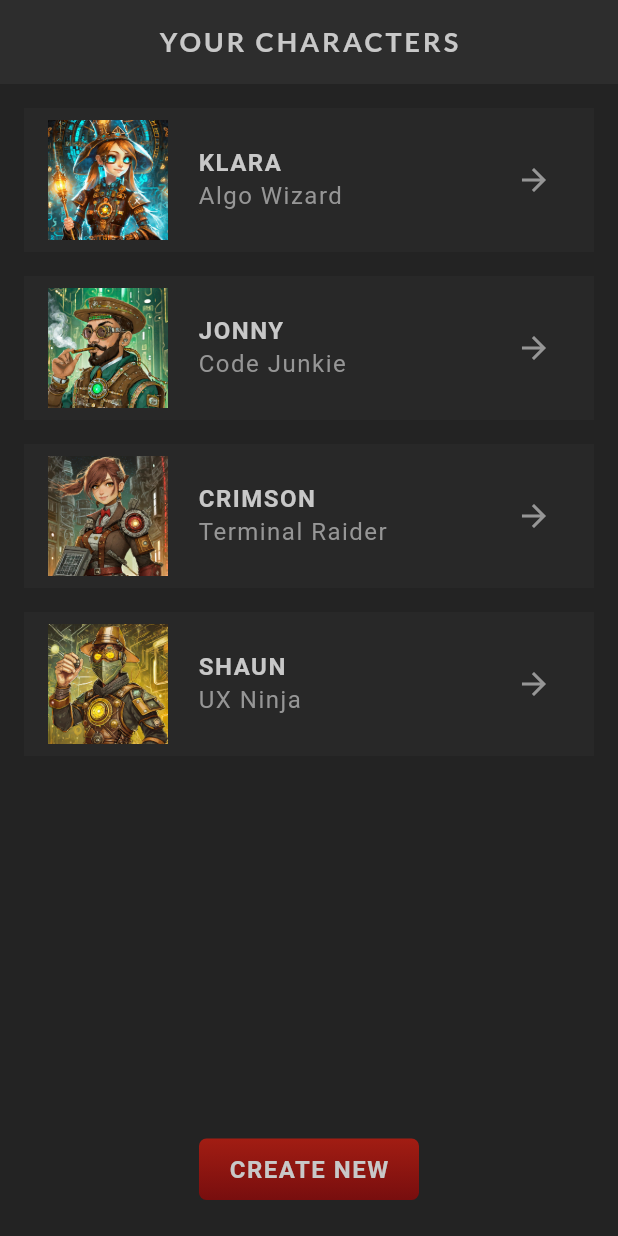
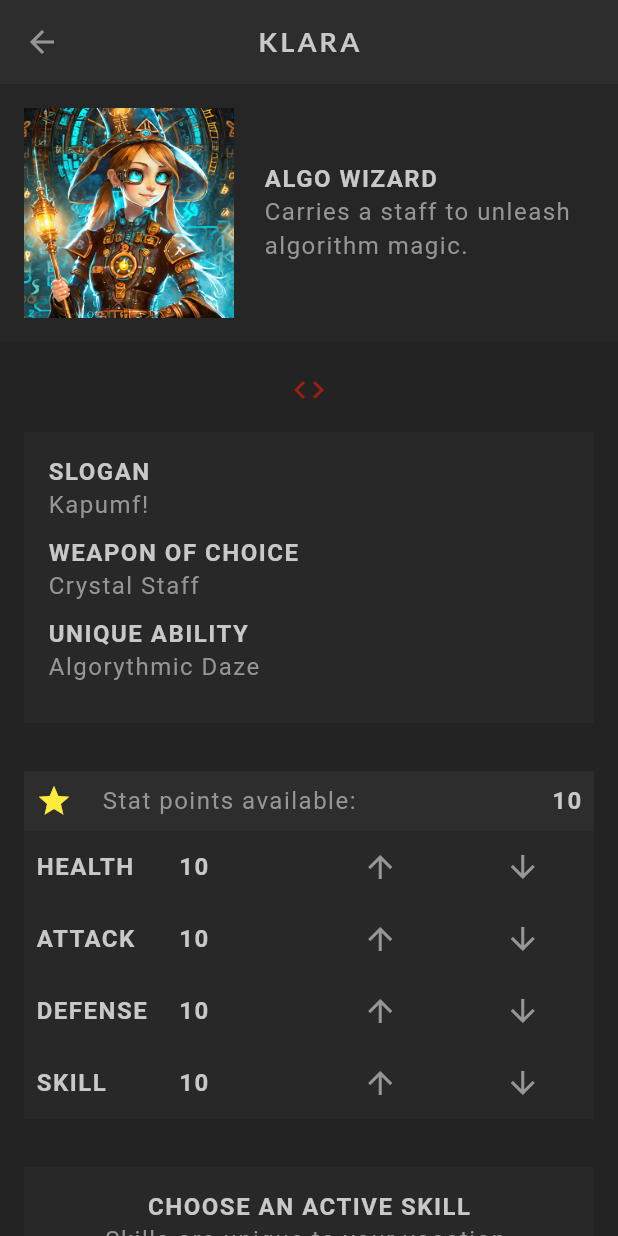
Before and after one commit to IshraqSikder/Flutter-RPG, a Flutter app: the screen it shows after launch, after a tap on the "arrow forward" icon, on a phone screen of 412 x 824 dp. Run offline on Flutter 3.47's test engine with Material 3 defaults, Android fonts, the phone set to English and light mode, and no system bars; our stand-ins replace google_fonts; Roboto replaces fonts that are missing (Arsenal).

Commit message:
section 6 added

```diff
--- a/lib/main.dart
+++ b/lib/main.dart
@@ -1,6 +1,8 @@
 import 'package:flutter/material.dart';
-import 'package:flutter_rpg/screens/home.dart';
+import 'package:flutter_rpg/screens/home/home.dart';
+import 'package:flutter_rpg/services/character_store.dart';
 import 'package:flutter_rpg/theme.dart';
+import 'package:provider/provider.dart';
 
 void main() {
   runApp(const Sandbox());
@@ -12,6 +14,13 @@ class Sandbox extends StatelessWidget {
   // This widget is the root of your application.
   @override
   Widget build(BuildContext context) {
-    return MaterialApp(title: 'Flutter RPG', theme: primaryTheme, home: Home());
+    return ChangeNotifierProvider(
+      create: (context) => CharacterStore(),
+      child: MaterialApp(
+        title: 'Flutter RPG',
+        theme: primaryTheme,
+        home: Home(),
+      ),
+    );
   }
 }
--- a/lib/models/character.dart
+++ b/lib/models/character.dart
@@ -12,11 +12,11 @@ class Character with Stats {
   });
 
   // fields
+  final Vocation vocation;
   final String id;
   final String name;
   final String slogan;
   bool _isFav = false;
-  final Vocation vocation;
   final List<Skill> skills = [];
 
   // getters
@@ -29,26 +29,6 @@ class Character with Stats {
 
   void updateSkills(Skill skill) {
     skills.clear();
-    if (!skills.contains(skill)) {
-      skills.add(skill);
-    }
+    skills.add(skill);
   }
 }
-
-// dummy character data
-List<Character> characters = [
-  Character(Vocation.wizard, id: '1', name: 'Klara', slogan: 'Kapumf!'),
-  Character(Vocation.junkie, id: '2', name: 'Jonny', slogan: 'Light me up...'),
-  Character(
-    Vocation.raider,
-    id: '3',
-    name: 'Crimson',
-    slogan: 'Fire in the hole!',
-  ),
-  Character(
-    Vocation.ninja,
-    id: '4',
-    name: 'Shaun',
-    slogan: 'Alright then gang.',
-  ),
-];
--- a/lib/models/stats.dart
+++ b/lib/models/stats.dart
@@ -8,18 +8,18 @@ mixin Stats {
   // getters
   int get points => _points;
 
-  Map<String, int> get statsAsMap => {
-    'health': _health,
-    'attack': _attack,
-    'defense': _defense,
-    'skill': _skill,
-  };
+  // Map<String, int> get statsAsMap => {
+  //   'health': _health,
+  //   'attack': _attack,
+  //   'defense': _defense,
+  //   'skill': _skill,
+  // };
 
   List<Map<String, String>> get statsAsFormattedList => [
-    {'name': 'Health', 'value': _health.toString()},
-    {'name': 'Attack', 'value': _attack.toString()},
-    {'name': 'Defense', 'value': _defense.toString()},
-    {'name': 'Skill', 'value': _skill.toString()},
+    {'title': 'health', 'value': _health.toString()},
+    {'title': 'attack', 'value': _attack.toString()},
+    {'title': 'defense', 'value': _defense.toString()},
+    {'title': 'skill', 'value': _skill.toString()},
   ];
 
   // methods
--- a/lib/screens/character_card.dart
+++ b/lib/screens/home/character_card.dart
@@ -1,10 +1,11 @@
 import 'package:flutter/material.dart';
 import 'package:flutter_rpg/models/character.dart';
+import 'package:flutter_rpg/screens/profile/profile.dart';
 import 'package:flutter_rpg/shared/styled_text.dart';
 import 'package:flutter_rpg/theme.dart';
 
 class CharacterCard extends StatelessWidget {
-  const CharacterCard(this.character, {super.key});
+  const CharacterCard({super.key, required this.character});
 
   final Character character;
 
@@ -31,6 +32,11 @@ class CharacterCard extends StatelessWidget {
             IconButton(
               onPressed: () {
                 // navigate to character profile screen
+                Navigator.of(context).push(
+                  MaterialPageRoute(
+                    builder: (_) => Profile(character: character),
+                  ),
+                );
               },
               icon: Icon(Icons.arrow_forward, color: AppColors.textColor),
             ),
--- a/lib/screens/home.dart
+++ b/lib/screens/home/home.dart
@@ -1,8 +1,10 @@
 import 'package:flutter/material.dart';
-import 'package:flutter_rpg/models/character.dart';
-import 'package:flutter_rpg/screens/character_card.dart';
+import 'package:flutter_rpg/screens/home/character_card.dart';
+import 'package:flutter_rpg/screens/create/create.dart';
+import 'package:flutter_rpg/services/character_store.dart';
 import 'package:flutter_rpg/shared/styled_button.dart';
 import 'package:flutter_rpg/shared/styled_text.dart';
+import 'package:provider/provider.dart';
 
 class Home extends StatefulWidget {
   const Home({super.key});
@@ -25,17 +27,23 @@ class _HomeState extends State<Home> {
           children: [
             // list of characters
             Expanded(
-              child: ListView.builder(
-                itemCount: characters.length,
-                itemBuilder: (_, index) {
-                  return CharacterCard(characters[index]);
+              child: Consumer<CharacterStore>(
+                builder: (context, value, child) {
+                  return ListView.builder(
+                    itemCount: value.characters.length,
+                    itemBuilder: (_, index) {
+                      return CharacterCard(character: value.characters[index]);
+                    },
+                  );
                 },
               ),
             ),
 
             StyledButton(
               onPressed: () {
-                // navigate to the create screen
+                Navigator.of(
+                  context,
+                ).push(MaterialPageRoute(builder: (_) => CreateScreen()));
               },
               child: const StyledHeading('Create New'),
             ),
--- /dev/null
+++ b/lib/screens/profile/profile.dart
@@ -0,0 +1,103 @@
+import 'package:flutter/material.dart';
+import 'package:flutter_rpg/models/character.dart';
+import 'package:flutter_rpg/screens/profile/skill_list.dart';
+import 'package:flutter_rpg/screens/profile/stats_table.dart';
+import 'package:flutter_rpg/shared/styled_button.dart';
+import 'package:flutter_rpg/shared/styled_text.dart';
+import 'package:flutter_rpg/theme.dart';
+
+class Profile extends StatelessWidget {
+  const Profile({super.key, required this.character});
+
+  final Character character;
+
+  @override
+  Widget build(BuildContext context) {
+    return Scaffold(
+      appBar: AppBar(title: StyledTitle(character.name)),
+      body: SingleChildScrollView(
+        child: Column(
+          crossAxisAlignment: CrossAxisAlignment.center,
+          children: [
+            // basic info - image, vocation, description
+            Container(
+              padding: const EdgeInsets.all(16),
+              color: AppColors.secondaryColor.withValues(alpha: 0.3),
+              child: Row(
+                children: [
+                  Image.asset(
+                    'assets/img/vocations/${character.vocation.image}',
+                    width: 140,
+                    height: 140,
+                  ),
+                  const SizedBox(width: 20),
+                  Expanded(
+                    child: Column(
+                      crossAxisAlignment: CrossAxisAlignment.start,
+                      children: [
+                        StyledHeading(character.vocation.title),
+                        StyledText(character.vocation.description),
+                      ],
+                    ),
+                  ),
+                ],
+              ),
+            ),
+
+            // weapon and ability
+            const SizedBox(height: 20),
+            Center(child: Icon(Icons.code, color: AppColors.primaryColor)),
+
+            Padding(
+              padding: const EdgeInsets.all(16),
+              child: Container(
+                width: double.infinity,
+                padding: const EdgeInsets.all(16),
+                color: AppColors.secondaryColor.withValues(alpha: 0.5),
+                child: Column(
+                  crossAxisAlignment: CrossAxisAlignment.start,
+                  children: [
+                    const StyledHeading('Slogan'),
+                    StyledText(character.slogan),
+                    const SizedBox(height: 10),
+                    const StyledHeading('Weapon of Choice'),
+                    StyledText(character.vocation.weapon),
+                    const SizedBox(height: 10),
+                    const StyledHeading('Unique Ability'),
+                    StyledText(character.vocation.ability),
+                    const SizedBox(height: 10),
+                  ],
+                ),
+              ),
+            ),
+
+            // stats & skills
+            Container(
+              alignment: Alignment.center,
+              child: Column(
+                children: [StatsTable(character), SkillList(character)],
+              ),
+            ),
+
+            // save button
+            StyledButton(
+              onPressed: () {
+                // show snackbar
+                ScaffoldMessenger.of(context).showSnackBar(
+                  SnackBar(
+                    content: const StyledHeading('Character saved.'),
+                    showCloseIcon: true,
+                    backgroundColor: AppColors.secondaryColor,
+                    duration: const Duration(seconds: 2),
+                  ),
+                );
+              },
+              child: const StyledHeading('save character'),
+            ),
+            const SizedBox(height: 20),
+          ],
+        ),
+      ),
+    );
+  }
+}
--- /dev/null
+++ b/lib/screens/profile/skill_list.dart
@@ -0,0 +1,80 @@
+import 'package:flutter/material.dart';
+import 'package:flutter_rpg/models/character.dart';
+import 'package:flutter_rpg/models/skills.dart';
+import 'package:flutter_rpg/shared/styled_text.dart';
+import 'package:flutter_rpg/theme.dart';
+
+class SkillList extends StatefulWidget {
+  const SkillList(this.character, {super.key});
+
+  final Character character;
+
+  @override
+  State<SkillList> createState() => _SkillListState();
+}
+
+class _SkillListState extends State<SkillList> {
+  late List<Skill> availableSkills;
+  late Skill selectedSkill;
+
+  @override
+  void initState() {
+    availableSkills = allSkills.where((skill) {
+      return skill.vocation == widget.character.vocation;
+    }).toList();
+
+    if (widget.character.skills.isEmpty) {
+      selectedSkill = availableSkills[0];
+    }
+    if (widget.character.skills.isNotEmpty) {
+      selectedSkill = widget.character.skills.first;
+    }
+
+    super.initState();
+  }
+
+  @override
+  Widget build(BuildContext context) {
+    return Padding(
+      padding: const EdgeInsets.all(16),
+      child: Container(
+        padding: const EdgeInsets.all(16),
+        color: AppColors.secondaryColor.withValues(alpha: 0.5),
+        child: Column(
+          children: [
+            const StyledHeading('Choose an active skill'),
+            const StyledText('Skills are unique to your vocation.'),
+            const SizedBox(height: 20),
+
+            Row(
+              mainAxisAlignment: MainAxisAlignment.center,
+              children: availableSkills.map((skill) {
+                return Container(
+                  margin: const EdgeInsets.all(5),
+                  padding: const EdgeInsets.all(2),
+                  color: skill == selectedSkill
+                      ? Colors.yellow
+                      : Colors.transparent,
+                  child: GestureDetector(
+                    onTap: () {
+                      setState(() {
+                        widget.character.updateSkills(skill);
+                        selectedSkill = skill;
+                      });
+                    },
+                    child: Image.asset(
+                      'assets/img/skills/${skill.image}',
+                      width: 70,
+                    ),
+                  ),
+                );
+              }).toList(),
+            ),
+            const SizedBox(height: 10),
+            StyledText(selectedSkill.name),
+          ],
+        ),
+      ),
+    );
+  }
+}
--- /dev/null
+++ b/lib/screens/profile/stats_table.dart
@@ -0,0 +1,107 @@
+import 'package:flutter/material.dart';
+import 'package:flutter_rpg/models/character.dart';
+import 'package:flutter_rpg/shared/styled_text.dart';
+import 'package:flutter_rpg/theme.dart';
+
+class StatsTable extends StatefulWidget {
+  const StatsTable(this.character, {super.key});
+
+  final Character character;
+
+  @override
+  State<StatsTable> createState() => _StatsTableState();
+}
+
+class _StatsTableState extends State<StatsTable> {
+  @override
+  Widget build(BuildContext context) {
+    return Padding(
+      padding: const EdgeInsets.all(16.0),
+      child: Column(
+        children: [
+          // available points
+          Container(
+            color: AppColors.secondaryColor,
+            padding: const EdgeInsets.all(8),
+            child: Row(
+              children: [
+                Icon(
+                  Icons.star,
+                  color: widget.character.points > 0
+                      ? Colors.yellow
+                      : Colors.grey,
+                ),
+                const SizedBox(width: 20),
+                const StyledText('Stat points available:'),
+                const Spacer(),
+                StyledHeading(widget.character.points.toString()),
+              ],
+            ),
+          ),
+
+          // stats table
+          Table(
+            children: widget.character.statsAsFormattedList.map((stat) {
+              return TableRow(
+                decoration: BoxDecoration(
+                  color: AppColors.secondaryColor.withValues(alpha: 0.5),
+                ),
+                children: [
+                  // stat title (e.g. Health)
+                  TableCell(
+                    verticalAlignment: TableCellVerticalAlignment.middle,
+                    child: Padding(
+                      padding: const EdgeInsets.all(8.0),
+                      child: StyledHeading(stat['title']!),
+                    ),
+                  ),
+
+                  // stat value
+                  TableCell(
+                    verticalAlignment: TableCellVerticalAlignment.middle,
+                    child: Padding(
+                      padding: const EdgeInsets.all(8.0),
+                      child: StyledHeading(stat['value']!),
+                    ),
+                  ),
+
+                  // icon to increase stat
+                  TableCell(
+                    verticalAlignment: TableCellVerticalAlignment.middle,
+                    child: IconButton(
+                      icon: Icon(
+                        Icons.arrow_upward,
+                        color: AppColors.textColor,
+                      ),
+                      onPressed: () {
+                        setState(() {
+                          widget.character.increaseStat(stat['title']!);
+                        });
+                      },
+                    ),
+                  ),
+
+                  // icon to decrease stat
+                  TableCell(
+                    verticalAlignment: TableCellVerticalAlignment.middle,
+                    child: IconButton(
+                      icon: Icon(
+                        Icons.arrow_downward,
+                        color: AppColors.textColor,
+                      ),
+                      onPressed: () {
+                        setState(() {
+                          widget.character.decreaseStat(stat['title']!);
+                        });
+                      },
+                    ),
+                  ),
+                ],
+              );
+            }).toList(),
+          ),
+        ],
+      ),
+    );
+  }
+}
--- /dev/null
+++ b/lib/services/character_store.dart
@@ -0,0 +1,35 @@
+import 'package:flutter/material.dart';
+import 'package:flutter_rpg/models/character.dart';
+import 'package:flutter_rpg/models/vocation.dart';
+
+class CharacterStore extends ChangeNotifier {
+  final List<Character> _characters = [
+    Character(Vocation.wizard, id: '1', name: 'Klara', slogan: 'Kapumf!'),
+    Character(
+      Vocation.junkie,
+      id: '2',
+      name: 'Jonny',
+      slogan: 'Light me up...',
+    ),
+    Character(
+      Vocation.raider,
+      id: '3',
+      name: 'Crimson',
+      slogan: 'Fire in the hole!',
+    ),
+    Character(
+      Vocation.ninja,
+      id: '4',
+      name: 'Shaun',
+      slogan: 'Alright then gang.',
+    ),
+  ];
+
+  get characters => _characters;
+
+  // add character
+  void addCharacter(Character character) {
+    _characters.add(character);
+    notifyListeners();
+  }
+}
--- a/lib/theme.dart
+++ b/lib/theme.dart
@@ -55,4 +55,19 @@ ThemeData primaryTheme = ThemeData(
     shadowColor: Colors.transparent,
     margin: const EdgeInsets.only(bottom: 16),
   ),
+
+  // input decoration theme
+  inputDecorationTheme: InputDecorationTheme(
+    filled: true,
+    fillColor: AppColors.secondaryColor.withValues(alpha: 0.5),
+    border: InputBorder.none,
+    labelStyle: TextStyle(color: AppColors.textColor),
+    prefixIconColor: AppColors.textColor,
+  ),
+
+  //dialog theme
+  dialogTheme: DialogThemeData(
+    backgroundColor: AppColors.secondaryAccent,
+    surfaceTintColor: AppColors.secondaryAccent,
+  ),
 );
--- a/pubspec.yaml
+++ b/pubspec.yaml
@@ -30,11 +30,13 @@ environment:
 dependencies:
   flutter:
     sdk: flutter
-  google_fonts: ^6.3.0
 
   # The following adds the Cupertino Icons font to your application.
   # Use with the CupertinoIcons class for iOS style icons.
   cupertino_icons: ^1.0.8
+  google_fonts: ^6.3.0
+  uuid: ^4.5.1
+  provider: ^6.1.5
 
 dev_dependencies:
   flutter_test:
```
Also changed, not shown: lib/screens/create/create.dart (added, +181 -0 lines), lib/screens/create/vocation_card.dart (added, +57 -0 lines), lib/shared/styled_text_field.dart (added, +32 -0 lines), pubspec.lock.
